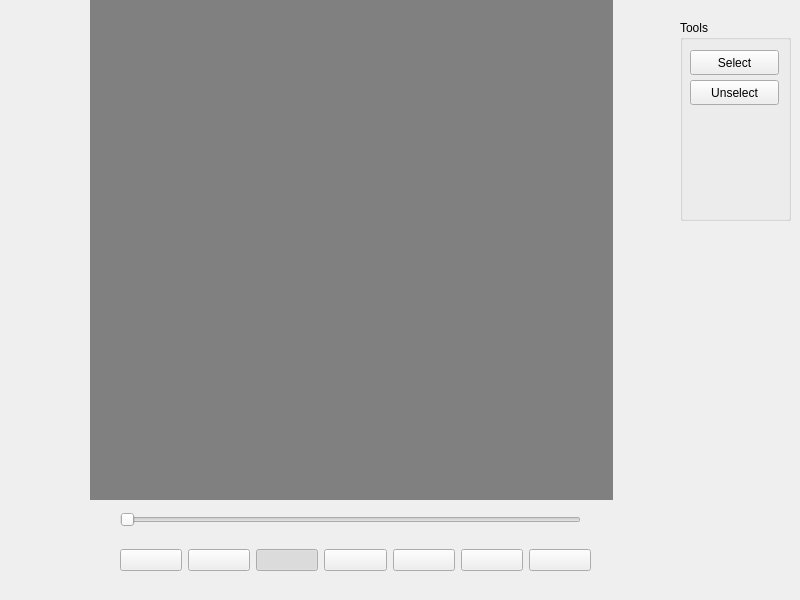
Platash/Reco_3, file videowindow.ui: the form before one commit.
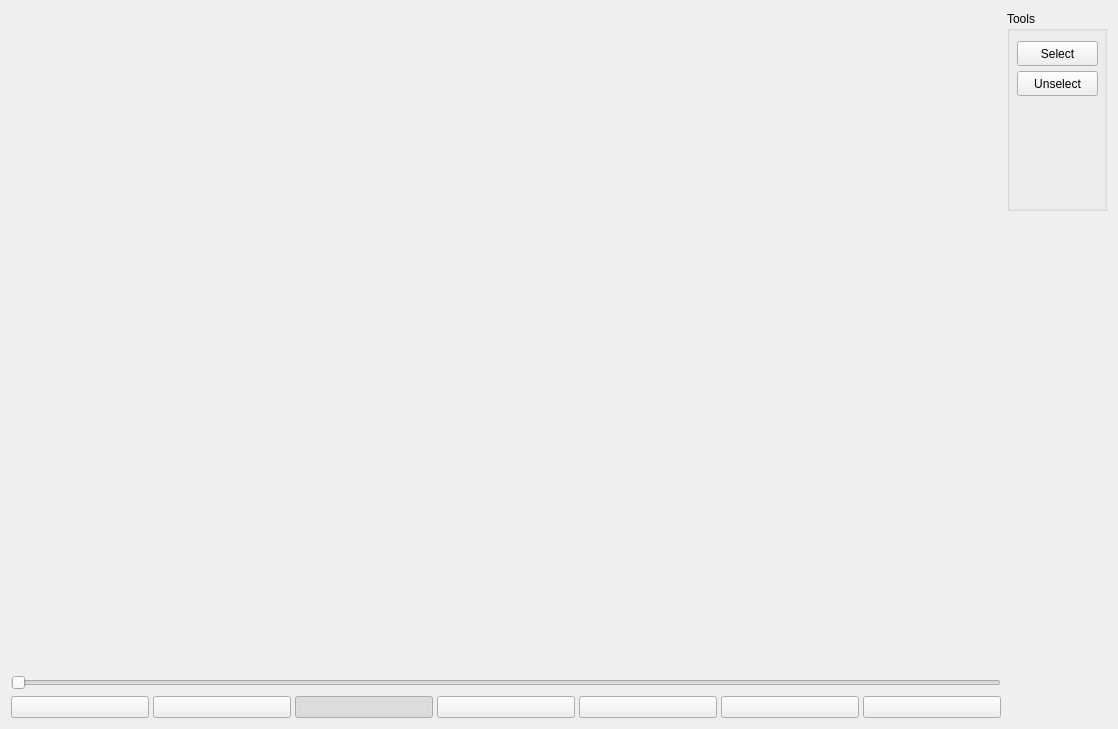
The form after the commit. Icons and pictures are not drawn.

```diff
--- a/videowindow.ui
+++ b/videowindow.ui
@@ -6,23 +6,86 @@
    <rect>
     <x>0</x>
     <y>0</y>
-    <width>800</width>
-    <height>600</height>
+    <width>1118</width>
+    <height>729</height>
    </rect>
   </property>
   <property name="windowTitle">
    <string>Video</string>
   </property>
-  <widget class="QWidget" name="horizontalLayoutWidget">
+  <layout class="QGridLayout" name="gridLayout">
+   <item row="0" column="1" alignment="Qt::AlignRight|Qt::AlignTop">
+    <widget class="QGroupBox" name="groupBox">
+     <property name="minimumSize">
+      <size>
+       <width>100</width>
+       <height>200</height>
+      </size>
+     </property>
+     <property name="title">
+      <string>Tools</string>
+     </property>
+     <widget class="QPushButton" name="b_select">
    <property name="geometry">
     <rect>
-     <x>120</x>
-     <y>540</y>
-     <width>471</width>
-     <height>41</height>
-    </rect>
-   </property>
-   <layout class="QHBoxLayout" name="flow_control">
+        <x>10</x>
+        <y>30</y>
+        <width>81</width>
+        <height>25</height>
+       </rect>
+      </property>
+      <property name="text">
+       <string>Select</string>
+      </property>
+      <property name="checkable">
+       <bool>true</bool>
+      </property>
+      <property name="autoExclusive">
+       <bool>true</bool>
+      </property>
+     </widget>
+     <widget class="QPushButton" name="b_unselect">
+      <property name="geometry">
+       <rect>
+        <x>10</x>
+        <y>60</y>
+        <width>81</width>
+        <height>25</height>
+       </rect>
+      </property>
+      <property name="text">
+       <string>Unselect</string>
+      </property>
+      <property name="checkable">
+       <bool>false</bool>
+      </property>
+      <property name="checked">
+       <bool>false</bool>
+      </property>
+      <property name="autoRepeat">
+       <bool>false</bool>
+      </property>
+      <property name="autoExclusive">
+       <bool>true</bool>
+      </property>
+     </widget>
+    </widget>
+   </item>
+   <item row="1" column="0">
+    <widget class="QSlider" name="slider">
+     <property name="orientation">
+      <enum>Qt::Horizontal</enum>
+     </property>
+    </widget>
+   </item>
+   <item row="2" column="0">
+    <layout class="QHBoxLayout" name="flow_control" stretch="0,0,0,0,0,0,0">
+     <property name="spacing">
+      <number>4</number>
+     </property>
+     <property name="sizeConstraint">
+      <enum>QLayout::SetFixedSize</enum>
+     </property>
     <item>
      <widget class="QPushButton" name="b_rewind_b">
       <property name="text">
@@ -140,90 +203,8 @@
      </widget>
     </item>
    </layout>
-  </widget>
-  <widget class="QLabel" name="l_video">
-   <property name="geometry">
-    <rect>
-     <x>90</x>
-     <y>0</y>
-     <width>523</width>
-     <height>500</height>
-    </rect>
-   </property>
-   <property name="autoFillBackground">
-    <bool>false</bool>
-   </property>
-   <property name="styleSheet">
-    <string notr="true">Background-color: #808080;</string>
-   </property>
-   <property name="text">
-    <string/>
-   </property>
-  </widget>
-  <widget class="QGroupBox" name="groupBox">
-   <property name="geometry">
-    <rect>
-     <x>680</x>
-     <y>20</y>
-     <width>111</width>
-     <height>201</height>
-    </rect>
-   </property>
-   <property name="title">
-    <string>Tools</string>
-   </property>
-   <widget class="QPushButton" name="b_select">
-    <property name="geometry">
-     <rect>
-      <x>10</x>
-      <y>30</y>
-      <width>89</width>
-      <height>25</height>
-     </rect>
-    </property>
-    <property name="text">
-     <string>Select</string>
-    </property>
-    <property name="checkable">
-     <bool>true</bool>
-    </property>
-    <property name="autoExclusive">
-     <bool>true</bool>
-    </property>
-   </widget>
-   <widget class="QPushButton" name="b_unselect">
-    <property name="geometry">
-     <rect>
-      <x>10</x>
-      <y>60</y>
-      <width>89</width>
-      <height>25</height>
-     </rect>
-    </property>
-    <property name="text">
-     <string>Unselect</string>
-    </property>
-    <property name="checkable">
-     <bool>false</bool>
-    </property>
-    <property name="autoExclusive">
-     <bool>true</bool>
-    </property>
-   </widget>
-  </widget>
-  <widget class="QSlider" name="slider">
-   <property name="geometry">
-    <rect>
-     <x>120</x>
-     <y>510</y>
-     <width>461</width>
-     <height>20</height>
-    </rect>
-   </property>
-   <property name="orientation">
-    <enum>Qt::Horizontal</enum>
-   </property>
-  </widget>
+   </item>
+  </layout>
  </widget>
  <resources/>
  <connections/>
```
Lines whose indentation alone changed are shown as unchanged.
